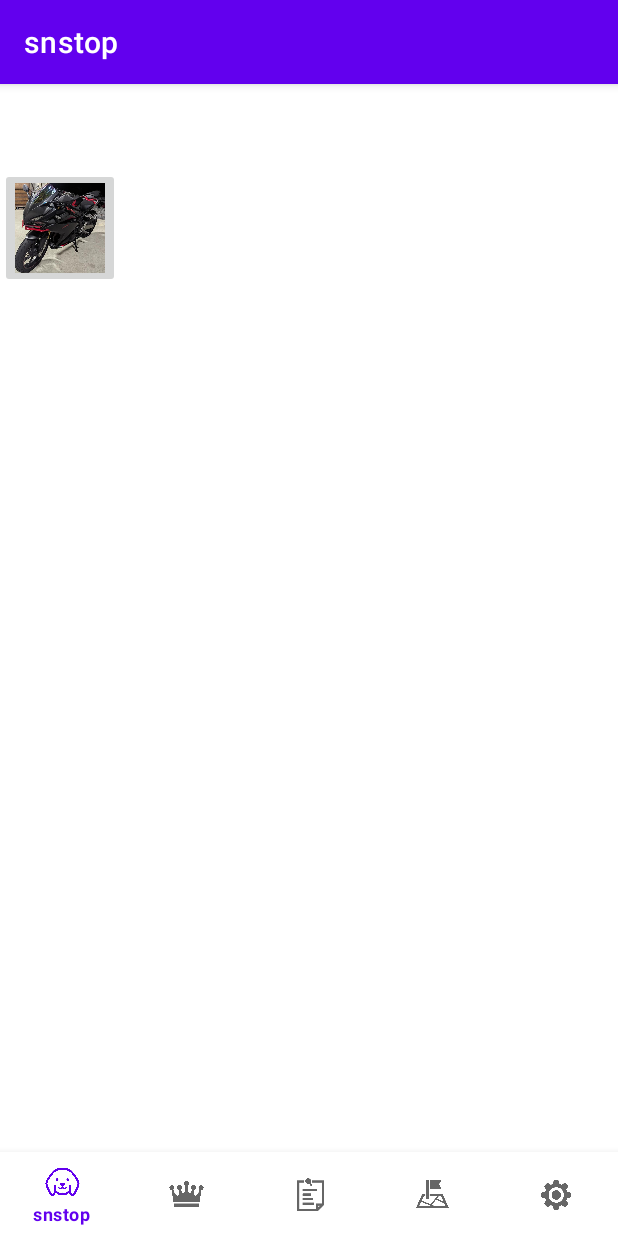
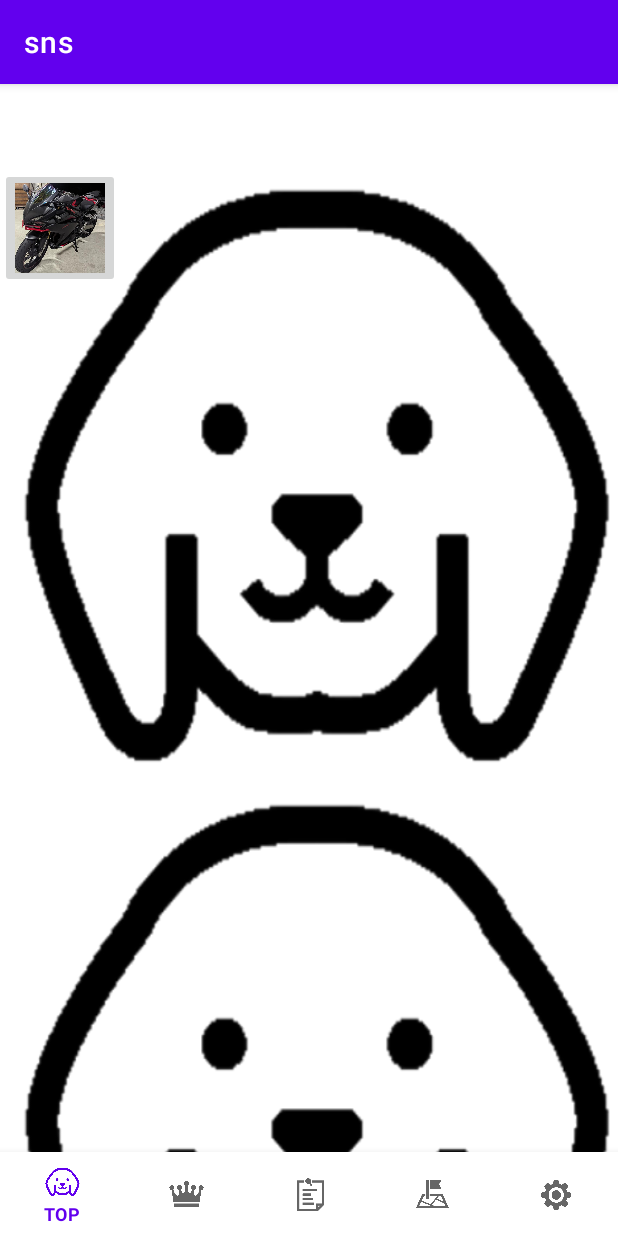
Before and after one commit to take-shita/PetSNS, an Android app: the screen it shows after launch (MainActivity), on a phone screen of 412 x 824 dp. Run offline under Robolectric (Android 15) with nearby library versions, the phone set to English and light mode, and no system bars; our stand-ins replace navigation-ui.

Commit message:
あああああああああああああああああああああああああああああああああああああああああああああああああああああああああああああああああああああああああああああああああああああああああ

```diff
--- a/app/src/main/res/layout/fragment_snstop.xml
+++ b/app/src/main/res/layout/fragment_snstop.xml
@@ -6,12 +6,61 @@
     android:layout_height="match_parent"
     tools:context=".ui.snstop.snstopFragment">
 
-
     <ImageButton
         android:id="@+id/imageButton"
         android:layout_width="80dp"
         android:layout_height="80dp"
         android:scaleType="centerCrop"
+        android:src="@drawable/cbr250rr"
+        tools:ignore="SpeakableTextPresentCheck" />
 
-        android:src="@drawable/cbr250rr" />
+    <ScrollView
+        android:layout_width="match_parent"
+        android:layout_height="match_parent"
+        tools:ignore="SpeakableTextPresentCheck">
+
+        <LinearLayout
+            android:layout_width="match_parent"
+            android:layout_height="wrap_content"
+            android:orientation="vertical">
+
+            <ImageView
+                android:layout_width="match_parent"
+                android:layout_height="match_parent"
+                android:background="@drawable/inutouka"/>
+
+            <ImageView
+                android:layout_width="match_parent"
+                android:layout_height="match_parent"
+                android:background="@drawable/inutouka"/>
+
+            <ImageView
+                android:layout_width="match_parent"
+                android:layout_height="match_parent"
+                android:background="@drawable/inutouka"/>
+
+            <ImageView
+                android:layout_width="match_parent"
+                android:layout_height="match_parent"
+                android:background="@drawable/inutouka"/>
+
+            <ImageView
+                android:layout_width="match_parent"
+                android:layout_height="match_parent"
+                android:background="@drawable/inutouka"/>
+
+            <ImageView
+                android:layout_width="match_parent"
+                android:layout_height="match_parent"
+                android:background="@drawable/inutouka"/>
+            <ImageView
+                android:layout_width="match_parent"
+                android:layout_height="match_parent"
+                android:background="@drawable/inutouka"/>
+
+
+
+        </LinearLayout>
+    </ScrollView>
+
 </FrameLayout>
--- a/app/src/main/res/menu/bottom_nav_menu.xml
+++ b/app/src/main/res/menu/bottom_nav_menu.xml
@@ -4,7 +4,7 @@
     <item
         android:id="@+id/navigation_snstop"
         android:icon="@drawable/inutouka"
-        android:title="snstop" />
+        android:title="TOP" />
 
     <item
         android:id="@+id/navigation_contest"
--- a/app/src/main/res/navigation/mobile_navigation.xml
+++ b/app/src/main/res/navigation/mobile_navigation.xml
@@ -8,7 +8,7 @@
     <fragment
         android:id="@+id/navigation_snstop"
         android:name="com.example.petsns.ui.snstop.snstopFragment"
-        android:label="@string/title_snstop"
+        android:label="sns"
         tools:layout="@layout/fragment_snstop" />
 
     <fragment
```
